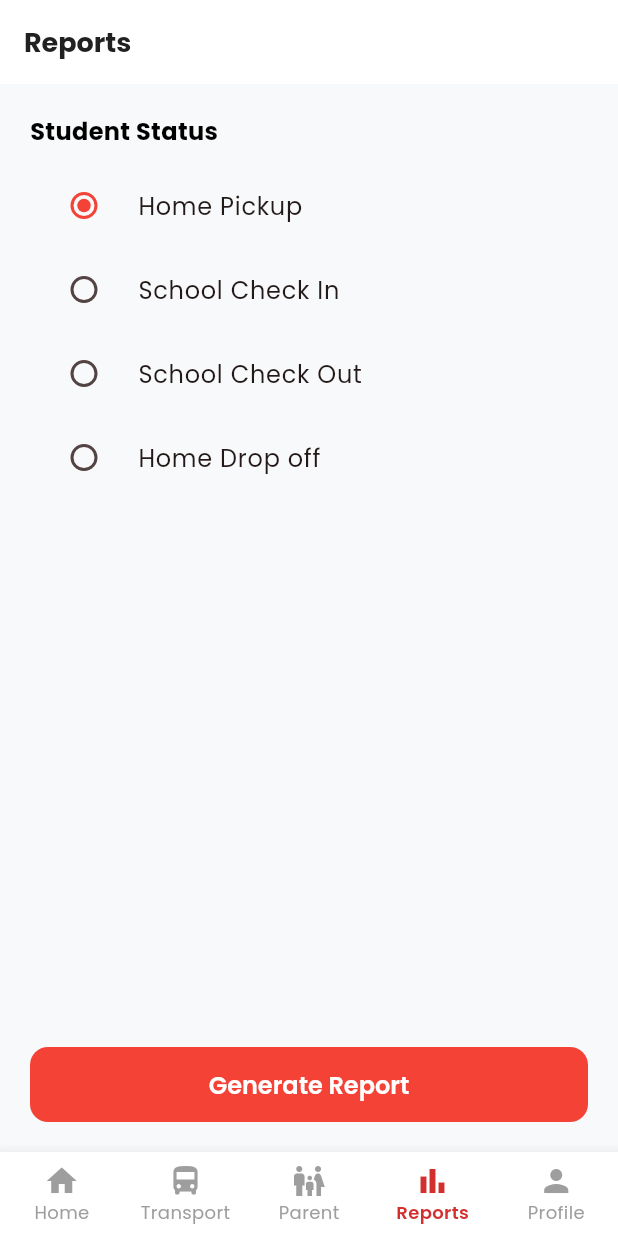
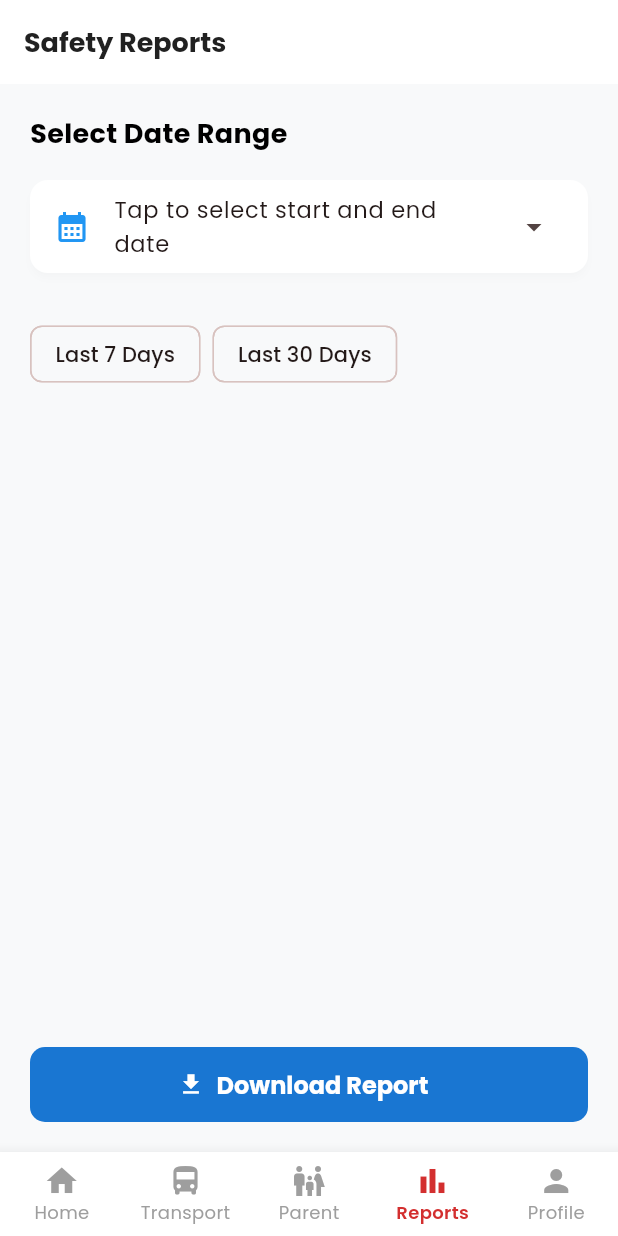
Before and after one commit to karl-luyima/safe_child_ui, a Flutter app: the screen it shows after launch, item 4 of the bottom bar chosen, on a phone screen of 412 x 824 dp. Run offline on Flutter 3.47's test engine with Material 3 defaults, Android fonts, the phone set to English and light mode, and no system bars; our stand-ins replace google_fonts, pinput, qr_flutter; missing offline and left inert: mobile_scanner.

Commit message:
adding calendar to reports screen

```diff
--- a/lib/screens/reports_screen.dart
+++ b/lib/screens/reports_screen.dart
@@ -1,5 +1,5 @@
 import 'package:flutter/material.dart';
-import 'report_details_screen.dart';
+import 'package:intl/intl.dart'; // Add 'intl: ^0.19.0' to your pubspec.yaml dependencies
 
 class ReportsScreen extends StatefulWidget {
   const ReportsScreen({super.key});
@@ -9,55 +9,157 @@ class ReportsScreen extends StatefulWidget {
 }
 
 class _ReportsScreenState extends State<ReportsScreen> {
-  String selectedStatus = "Home Pickup";
+  DateTimeRange? _selectedDateRange;
 
-  final List<String> statuses = [
-    "Home Pickup",
-    "School Check In",
-    "School Check Out",
-    "Home Drop off",
-  ];
+  // Open the built-in Flutter calendar range picker
+  Future<void> _pickDateRange(BuildContext context) async {
+    final DateTimeRange? picked = await showDateRangePicker(
+      context: context,
+      firstDate: DateTime(2023), // Oldest available date
+      lastDate: DateTime.now(),   // Cannot pick future dates
+      initialDateRange: _selectedDateRange ??
+          DateTimeRange(
+            start: DateTime.now().subtract(const Duration(days: 7)),
+            end: DateTime.now(),
+          ),
+      builder: (context, child) {
+        return Theme(
+          data: Theme.of(context).copyWith(
+            colorScheme: ColorScheme.light(
+              primary: Colors.blue.shade700,
+              onPrimary: Colors.white,
+              onSurface: Colors.black87,
+            ),
+          ),
+          child: child!,
+        );
+      },
+    );
+
+    if (picked != null) {
+      setState(() {
+        _selectedDateRange = picked;
+      });
+    }
+  }
+
+  void _downloadReport() {
+    if (_selectedDateRange == null) {
+      ScaffoldMessenger.of(context).showSnackBar(
+        const SnackBar(content: Text('Please select a date range first.')),
+      );
+      return;
+    }
+
+    final startDate = DateFormat('MMM dd, yyyy').format(_selectedDateRange!.start);
+    final endDate = DateFormat('MMM dd, yyyy').format(_selectedDateRange!.end);
+
+    // Trigger your PDF or CSV export logic here
+    ScaffoldMessenger.of(context).showSnackBar(
+      SnackBar(
+        content: Text('Downloading report from $startDate to $endDate...'),
+        backgroundColor: Colors.green.shade700,
+      ),
+    );
+  }
 
   @override
   Widget build(BuildContext context) {
+    final DateFormat formatter = DateFormat('MMM dd, yyyy');
+
     return Scaffold(
       appBar: AppBar(
-        title: const Text("Reports"),
-        backgroundColor: Colors.white,
-        foregroundColor: Colors.black
+        title: const Text('Safety Reports'),
+        elevation: 0,
       ),
       body: Padding(
         padding: const EdgeInsets.all(20.0),
         child: Column(
           crossAxisAlignment: CrossAxisAlignment.start,
           children: [
-            const Text("Student Status", style: TextStyle(fontSize: 16, fontWeight: FontWeight.bold)),
-            const SizedBox(height: 10),
-            ...statuses.map((status) => RadioListTile(
-              title: Text(status),
-              value: status,
-              groupValue: selectedStatus,
-              activeColor: Colors.red,
-              onChanged: (val) {
-                setState(() { selectedStatus = val.toString(); });
-              },
-            )),
+            const Text(
+              'Select Date Range',
+              style: TextStyle(fontSize: 18, fontWeight: FontWeight.bold),
+            ),
+            const SizedBox(height: 12),
+
+            // Calendar Selection Card
+            Card(
+              elevation: 2,
+              shape: RoundedRectangleBorder(
+                borderRadius: BorderRadius.circular(12),
+              ),
+              child: ListTile(
+                leading: const Icon(Icons.calendar_month, color: Colors.blue),
+                title: Text(
+                  _selectedDateRange == null
+                      ? 'Tap to select start and end date'
+                      : '${formatter.format(_selectedDateRange!.start)} - ${formatter.format(_selectedDateRange!.end)}',
+                  style: TextStyle(
+                    fontSize: 15,
+                    fontWeight: _selectedDateRange == null
+                        ? FontWeight.normal
+                        : FontWeight.w600,
+                  ),
+                ),
+                trailing: const Icon(Icons.arrow_drop_down),
+                onTap: () => _pickDateRange(context),
+              ),
+            ),
+
+            const SizedBox(height: 24),
+
+            // Quick Preset Chips (Optional convenience options)
+            Wrap(
+              spacing: 8,
+              children: [
+                ActionChip(
+                  label: const Text('Last 7 Days'),
+                  onPressed: () {
+                    setState(() {
+                      _selectedDateRange = DateTimeRange(
+                        start: DateTime.now().subtract(const Duration(days: 7)),
+                        end: DateTime.now(),
+                      );
+                    });
+                  },
+                ),
+                ActionChip(
+                  label: const Text('Last 30 Days'),
+                  onPressed: () {
+                    setState(() {
+                      _selectedDateRange = DateTimeRange(
+                        start: DateTime.now().subtract(const Duration(days: 30)),
+                        end: DateTime.now(),
+                      );
+                    });
+                  },
+                ),
+              ],
+            ),
+
             const Spacer(),
-            ElevatedButton(
-              style: ElevatedButton.styleFrom(
-                backgroundColor: Colors.red,
-                minimumSize: const Size.fromHeight(50),
+
+            // Download Action Button
+            SizedBox(
+              width: double.infinity,
+              height: 50,
+              child: ElevatedButton.icon(
+                onPressed: _downloadReport,
+                icon: const Icon(Icons.download),
+                label: const Text(
+                  'Download Report',
+                  style: TextStyle(fontSize: 16, fontWeight: FontWeight.bold),
+                ),
+                style: ElevatedButton.styleFrom(
+                  backgroundColor: Colors.blue.shade700,
+                  foregroundColor: Colors.white,
+                  shape: RoundedRectangleBorder(
+                    borderRadius: BorderRadius.circular(10),
+                  ),
+                ),
               ),
-              onPressed: () {
-                Navigator.push(
-                  context,
-                  MaterialPageRoute(
-                    builder: (context) => ReportDetailsScreen(statusType: selectedStatus),
-                  ),
-                );
-              },
-              child: const Text("Generate Report", style: TextStyle(color: Colors.white)),
-            )
+            ),
           ],
         ),
       ),
--- a/pubspec.yaml
+++ b/pubspec.yaml
@@ -15,6 +15,7 @@ dependencies:
   cupertino_icons: ^1.0.6
   http: ^1.2.0
   google_fonts: ^6.1.0
+  intl: ^0.19.0
 
 dev_dependencies:
   flutter_test:
```
Also changed, not shown: pubspec.lock.
